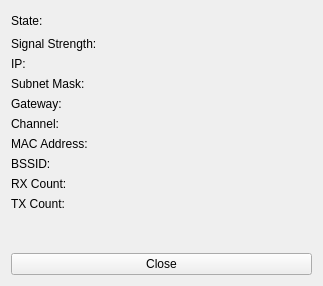
Above: src/brickv/plugin_system/plugins/master/ui/wifi_status.ui from Tinkerforge/brickv before the change. Below: the same form after it.
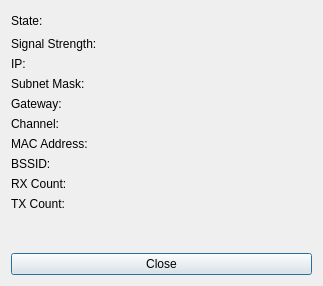
That is the form after the change.

Commit message:
Switch WIFI status widget from QFrame to QDialog
A QDialog results a better user experience compared to trying to
fake one with a QFrame.

What changed in the file:
```diff
--- a/src/brickv/plugin_system/plugins/master/ui/wifi_status.ui
+++ b/src/brickv/plugin_system/plugins/master/ui/wifi_status.ui
@@ -1,7 +1,7 @@
 <?xml version="1.0" encoding="UTF-8"?>
 <ui version="4.0">
- <class>wifi_status</class>
- <widget class="QWidget" name="wifi_status">
+ <class>WifiStatus</class>
+ <widget class="QDialog" name="WifiStatus">
   <property name="geometry">
    <rect>
     <x>0</x>
```
The commit also changes 5 other files.
